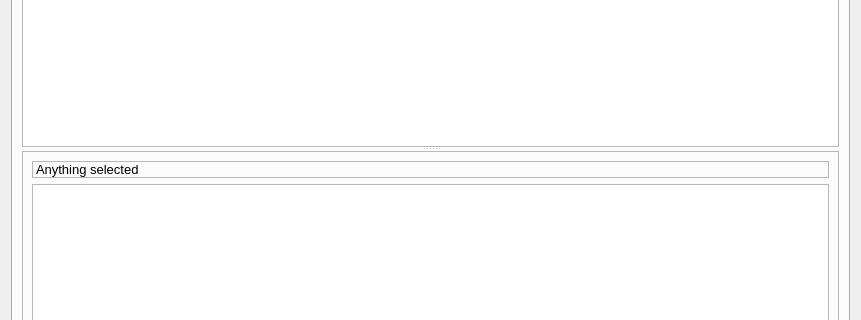
Qt form src/mainview.ui (fontmatrix/fontmatrix) before a commit; both pictures show x 0 to 861 and y 186 to 506 of the 861 by 622 pixel window.
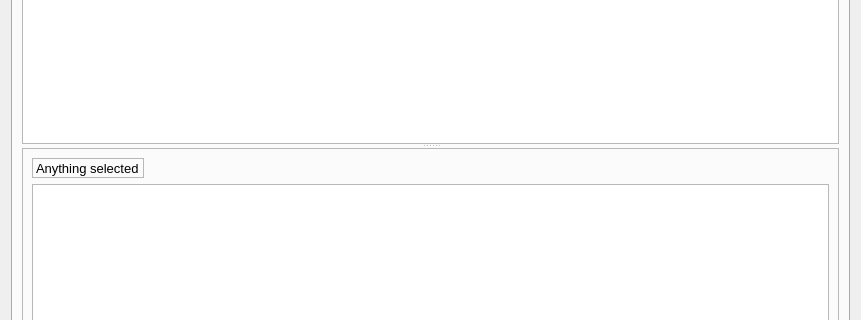
The same form after that commit. Icons and pictures are not drawn. Custom widgets are drawn as their Qt base class.

```diff
--- a/src/mainview.ui
+++ b/src/mainview.ui
@@ -103,7 +103,33 @@
               </property>
              </widget>
             </item>
-            <item row="1" column="0" >
+            <item row="0" column="1" >
+             <spacer>
+              <property name="orientation" >
+               <enum>Qt::Horizontal</enum>
+              </property>
+              <property name="sizeHint" >
+               <size>
+                <width>40</width>
+                <height>20</height>
+               </size>
+              </property>
+             </spacer>
+            </item>
+            <item row="0" column="2" >
+             <widget class="QLabel" name="label_3" >
+              <property name="text" >
+               <string/>
+              </property>
+              <property name="pixmap" >
+               <pixmap resource="application.qrc" >:/fontmatrix_tags.png</pixmap>
+              </property>
+              <property name="alignment" >
+               <set>Qt::AlignRight|Qt::AlignTrailing|Qt::AlignVCenter</set>
+              </property>
+             </widget>
+            </item>
+            <item row="1" column="0" colspan="3" >
              <widget class="QListWidget" name="tagsListWidget" >
               <property name="acceptDrops" >
                <bool>true</bool>
@@ -113,7 +139,7 @@
               </property>
              </widget>
             </item>
-            <item row="2" column="0" >
+            <item row="2" column="0" colspan="3" >
              <layout class="QHBoxLayout" >
               <item>
                <widget class="QLineEdit" name="newTagText" />
```
